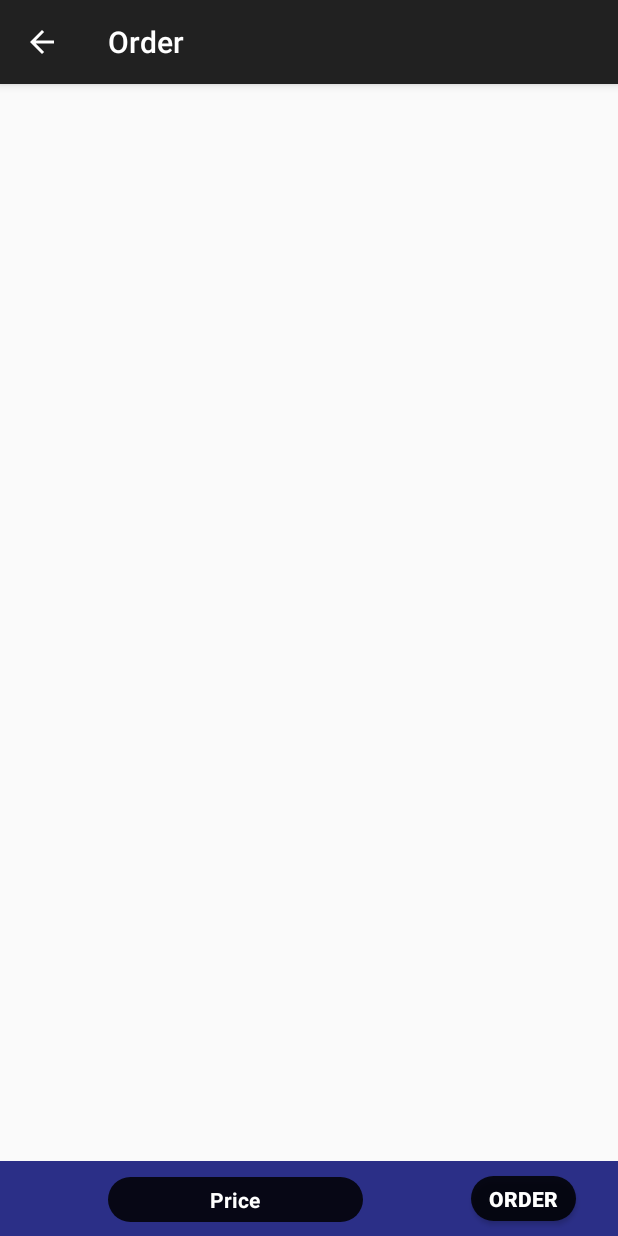
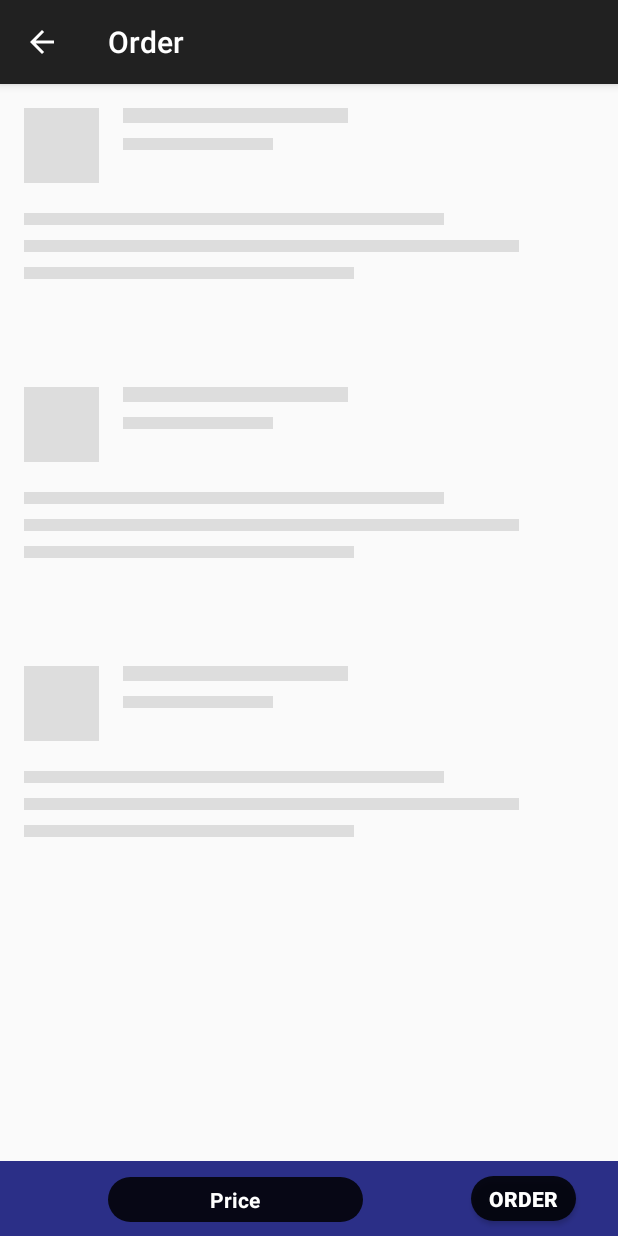
Before and after one commit to Nishant98/Findr, an Android app: the OrderCart screen opened directly, with no data from a screen before it, on a phone screen of 412 x 824 dp. Run offline under Robolectric (Android 15) with nearby library versions, the phone set to English and light mode, and no system bars; our stand-ins replace Shimmer, Volley; network calls fail; 2 statements that could not run were skipped.

Commit message:
Adjust Shimmer

```diff
--- a/app/src/main/java/com/example/sarah/nav/ExampleDialog.java
+++ b/app/src/main/java/com/example/sarah/nav/ExampleDialog.java
@@ -51,7 +51,7 @@ public class ExampleDialog extends AppCompatDialogFragment {
                         //Toast.makeText(getActivity().getApplicationContext(),"DAALA",Toast.LENGTH_SHORT).show();
                         Intent main = new Intent(getContext(),MainActivity.class);
                         startActivity(main);
-                        Toast.makeText(getContext(), "Refresh to load.", Toast.LENGTH_SHORT).show();
+                        //Toast.makeText(getContext(), "Refresh to load.", Toast.LENGTH_SHORT).show();
                         sendOnChannel1();
 
                     }
--- a/app/src/main/java/com/example/sarah/nav/OrderCart.java
+++ b/app/src/main/java/com/example/sarah/nav/OrderCart.java
@@ -227,6 +227,7 @@ import android.widget.Toast;
 import com.android.volley.RequestQueue;
 import com.android.volley.VolleyError;
 import com.android.volley.toolbox.Volley;
+import com.facebook.shimmer.ShimmerFrameLayout;
 
 import org.json.JSONArray;
 import org.json.JSONException;
@@ -249,6 +250,8 @@ public class OrderCart extends AppCompatActivity implements ExampleDialog.Exampl
     TextView price;
     Button order_button;
     int sum=0;
+    ShimmerFrameLayout mShimmerViewContainer;
+
 
     @Override
     protected void onCreate(Bundle savedInstanceState) {
@@ -273,6 +276,9 @@ public class OrderCart extends AppCompatActivity implements ExampleDialog.Exampl
         HashMap<String, String> user = sessionManager.getUserDetails();
         email = user.get(sessionManager.EMAIL);
 
+        //shimmer
+        mShimmerViewContainer = findViewById(R.id.shimmer_view_container);
+
 
         LinearLayoutManager linearLayoutManager = new LinearLayoutManager(this);
         RecyclerView.LayoutManager rvlayoutmanager = linearLayoutManager;
@@ -290,6 +296,16 @@ public class OrderCart extends AppCompatActivity implements ExampleDialog.Exampl
         });
 
         getData();
+    }
+    @Override
+    protected void onResume() {
+        super.onResume();
+        mShimmerViewContainer.startShimmer();
+    }
+    @Override
+    protected void onPause() {
+        super.onPause();
+        mShimmerViewContainer.stopShimmer();
     }
 
     public void openDialog() {
@@ -341,6 +357,11 @@ public class OrderCart extends AppCompatActivity implements ExampleDialog.Exampl
         ConnectionManager.sendData(requestBody, requestQueue, URL, new ConnectionManager.VolleyCallback() {
             @Override
             public void onSuccessResponse(String result) {
+                if(result.equals("not found")){
+                    Toast.makeText(OrderCart.this, "You've not ordered anything. :(", Toast.LENGTH_SHORT).show();
+                    mShimmerViewContainer.stopShimmer();
+                    mShimmerViewContainer.setVisibility(View.GONE);
+                }
                 if (result != null) {
                     try {
                         JSONArray jsonArray = new JSONArray(result);
--- a/app/src/main/java/com/example/sarah/nav/OrderHistory.java
+++ b/app/src/main/java/com/example/sarah/nav/OrderHistory.java
@@ -105,6 +105,11 @@ public class OrderHistory extends AppCompatActivity {
             @Override
             public void onSuccessResponse(String result) {
                 Log.d("result is ", "" + result);
+                if(result.equals("not found")){
+                    Toast.makeText(OrderHistory.this, "You've not ordered anything. :(", Toast.LENGTH_SHORT).show();
+                    mShimmerViewContainer.stopShimmer();
+                    mShimmerViewContainer.setVisibility(View.GONE);
+                }
                 if (result != null) {
                     try {
                         JSONArray jsonArray = new JSONArray(result);
@@ -140,6 +145,7 @@ public class OrderHistory extends AppCompatActivity {
                         e.printStackTrace();
                     }
                 }
+
             }
             @Override
             public void onErrorResponse(VolleyError error) {
--- a/app/src/main/java/com/example/sarah/nav/WishList.java
+++ b/app/src/main/java/com/example/sarah/nav/WishList.java
@@ -107,6 +107,11 @@ public class WishList extends AppCompatActivity {
             @Override
             public void onSuccessResponse(String result) {
                 Log.d("result is ", "" + result);
+                if(result.equals("not found")){
+                    Toast.makeText(WishList.this, "Swipe to add in Wishlist :)", Toast.LENGTH_SHORT).show();
+                    mShimmerViewContainer.stopShimmer();
+                    mShimmerViewContainer.setVisibility(View.GONE);
+                }
                 if (result != null) {
                     try {
                         JSONArray jsonArray = new JSONArray(result);
--- a/app/src/main/res/layout/about_us.xml
+++ b/app/src/main/res/layout/about_us.xml
@@ -55,7 +55,7 @@
             android:textStyle="italic"
             android:textColor="#fff"
             android:textSize="14sp"
-            android:layout_marginBottom="30dp"
+            android:layout_marginBottom="50dp"
             android:text="Quirky, Weird, Android Developer."/>
 
 
@@ -108,7 +108,7 @@
             android:textStyle="italic"
             android:textColor="#fff"
             android:textSize="14sp"
-            android:layout_marginBottom="30dp"
+            android:layout_marginBottom="50dp"
             android:text="Trekking, Foodie, Backend Developer."/>
 
 
--- a/app/src/main/res/layout/ordercart.xml
+++ b/app/src/main/res/layout/ordercart.xml
@@ -5,6 +5,28 @@
     android:layout_width="match_parent"
     android:layout_height="match_parent"
     tools:context=".OrderCart">
+    <com.facebook.shimmer.ShimmerFrameLayout
+        android:id="@+id/shimmer_view_container"
+        android:layout_width="wrap_content"
+        android:layout_height="wrap_content"
+        android:layout_gravity="center"
+        android:orientation="vertical">
+
+        <!-- Adding 3 rows of placeholders -->
+        <LinearLayout
+            android:layout_width="match_parent"
+            android:layout_height="wrap_content"
+            android:orientation="vertical">
+
+            <include layout="@layout/placeholder_item" />
+
+            <include layout="@layout/placeholder_item" />
+
+            <include layout="@layout/placeholder_item" />
+
+        </LinearLayout>
+
+    </com.facebook.shimmer.ShimmerFrameLayout>
 
     <android.support.v7.widget.RecyclerView
         android:layout_width="match_parent"
```
